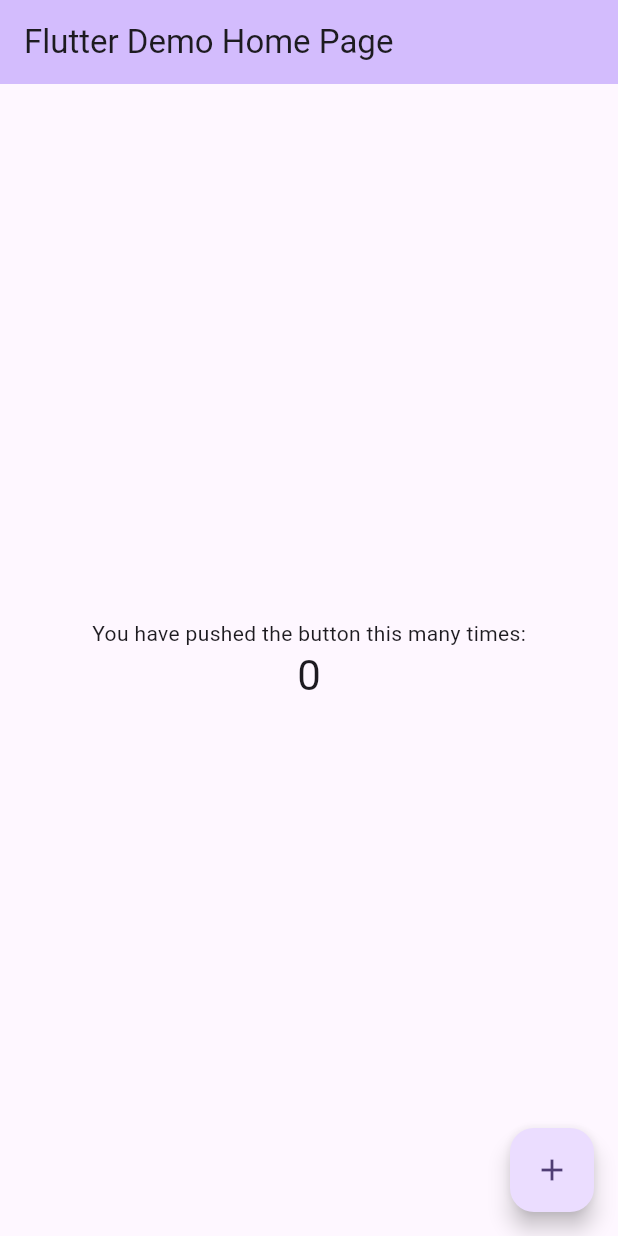
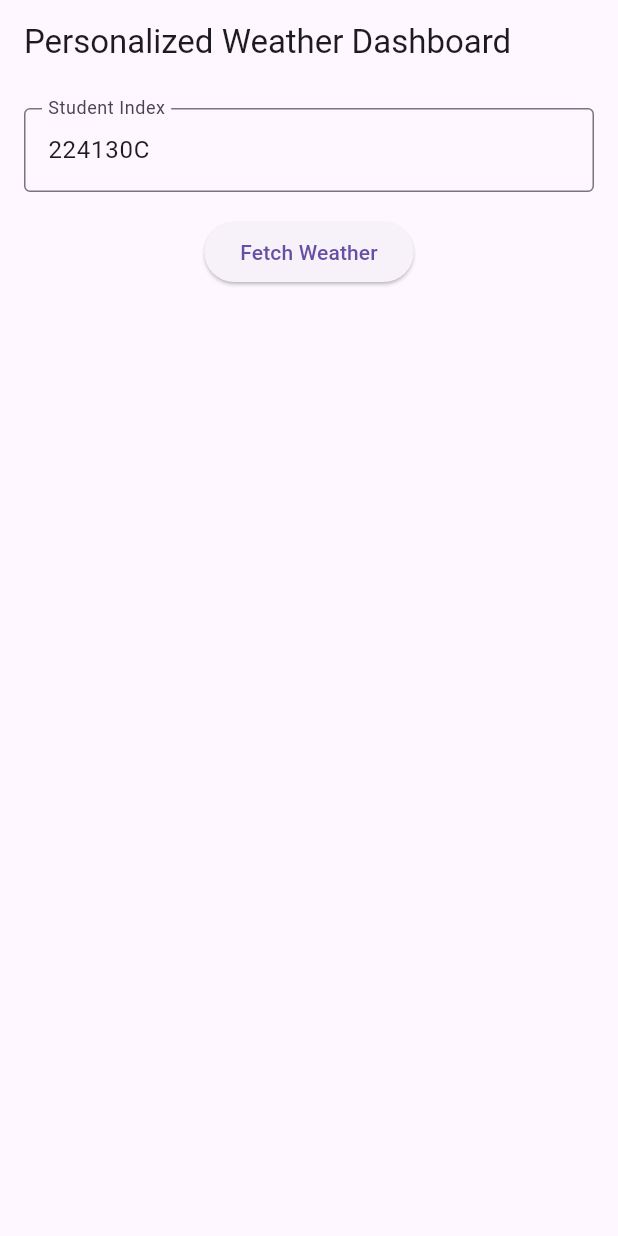
Before and after one commit to Nirojiha26/weather_Application, a Flutter app: the screen it shows after launch, on a phone screen of 412 x 824 dp. Run offline on Flutter 3.47's test engine with Material 3 defaults, Android fonts, the phone set to English and light mode, and no system bars; our stand-ins replace shared_preferences.

Commit message:
Implemented weather dashboard: index input, latitude/longitude calculation, Open-Meteo API call, loading

```diff
--- a/lib/main.dart
+++ b/lib/main.dart
@@ -1,121 +1,203 @@
+import 'dart:convert';
 import 'package:flutter/material.dart';
+import 'package:http/http.dart' as http;
+import 'package:shared_preferences/shared_preferences.dart';
 
 void main() {
-  runApp(const MyApp());
+  runApp(const WeatherDashboard());
 }
 
-class MyApp extends StatelessWidget {
-  const MyApp({super.key});
+class WeatherDashboard extends StatelessWidget {
+  const WeatherDashboard({super.key});
 
-  // This widget is the root of your application.
   @override
   Widget build(BuildContext context) {
     return MaterialApp(
-      title: 'Flutter Demo',
-      theme: ThemeData(
-        // This is the theme of your application.
-        //
-        // TRY THIS: Try running your application with "flutter run". You'll see
-        // the application has a purple toolbar. Then, without quitting the app,
-        // try changing the seedColor in the colorScheme below to Colors.green
-        // and then invoke "hot reload" (save your changes or press the "hot
-        // reload" button in a Flutter-supported IDE, or press "r" if you used
-        // the command line to start the app).
-        //
-        // Notice that the counter didn't reset back to zero; the application
-        // state is not lost during the reload. To reset the state, use hot
-        // restart instead.
-        //
-        // This works for code too, not just values: Most code changes can be
-        // tested with just a hot reload.
-        colorScheme: .fromSeed(seedColor: Colors.deepPurple),
-      ),
-      home: const MyHomePage(title: 'Flutter Demo Home Page'),
+      title: 'Weather Dashboard',
+      theme: ThemeData(primarySwatch: Colors.blue),
+      home: const WeatherHomePage(),
+      debugShowCheckedModeBanner: false,
     );
   }
 }
 
-class MyHomePage extends StatefulWidget {
-  const MyHomePage({super.key, required this.title});
-
-  // This widget is the home page of your application. It is stateful, meaning
-  // that it has a State object (defined below) that contains fields that affect
-  // how it looks.
-
-  // This class is the configuration for the state. It holds the values (in this
-  // case the title) provided by the parent (in this case the App widget) and
-  // used by the build method of the State. Fields in a Widget subclass are
-  // always marked "final".
-
-  final String title;
+class WeatherHomePage extends StatefulWidget {
+  const WeatherHomePage({super.key});
 
   @override
-  State<MyHomePage> createState() => _MyHomePageState();
+  State<WeatherHomePage> createState() => _WeatherHomePageState();
 }
 
-class _MyHomePageState extends State<MyHomePage> {
-  int _counter = 0;
+class _WeatherHomePageState extends State<WeatherHomePage> {
+  final TextEditingController _indexController =
+      TextEditingController(text: "224130C");
 
-  void _incrementCounter() {
+  double? latitude;
+  double? longitude;
+
+  bool isLoading = false;
+  bool isCached = false;
+  String? temperature;
+  String? windSpeed;
+  String? weatherCode;
+  String? requestUrl;
+  String? lastUpdated;
+  String? errorMessage;
+
+  Future<void> fetchWeather() async {
     setState(() {
-      // This call to setState tells the Flutter framework that something has
-      // changed in this State, which causes it to rerun the build method below
-      // so that the display can reflect the updated values. If we changed
-      // _counter without calling setState(), then the build method would not be
-      // called again, and so nothing would appear to happen.
-      _counter++;
+      isLoading = true;
+      errorMessage = null;
+      isCached = false;
     });
+
+    final index = _indexController.text.toUpperCase().trim();
+    if (index.length < 4) {
+      setState(() {
+        errorMessage = "Index must be at least 4 characters.";
+        isLoading = false;
+      });
+      return;
+    }
+
+    // Calculate latitude & longitude
+    final firstTwo = int.tryParse(index.substring(0, 2));
+    final nextTwo = int.tryParse(index.substring(2, 4));
+    if (firstTwo == null || nextTwo == null) {
+      setState(() {
+        errorMessage = "Invalid index format.";
+        isLoading = false;
+      });
+      return;
+    }
+
+    latitude = 5 + firstTwo / 10.0;
+    longitude = 79 + nextTwo / 10.0;
+
+    final url =
+        "https://api.open-meteo.com/v1/forecast?latitude=${latitude!.toStringAsFixed(2)}&longitude=${longitude!.toStringAsFixed(2)}&current_weather=true";
+
+    setState(() {
+      requestUrl = url;
+    });
+
+    try {
+      final response = await http.get(Uri.parse(url));
+      if (response.statusCode == 200) {
+        final data = jsonDecode(response.body);
+        final weather = data['current_weather'];
+        setState(() {
+          temperature = weather['temperature'].toString();
+          windSpeed = weather['windspeed'].toString();
+          weatherCode = weather['weathercode'].toString();
+          lastUpdated =
+              "${DateTime.now().hour.toString().padLeft(2, '0')}:${DateTime.now().minute.toString().padLeft(2, '0')}";
+        });
+
+        // Save to cache
+        final prefs = await SharedPreferences.getInstance();
+        prefs.setString('temperature', temperature!);
+        prefs.setString('windSpeed', windSpeed!);
+        prefs.setString('weatherCode', weatherCode!);
+        prefs.setString('latitude', latitude!.toStringAsFixed(2));
+        prefs.setString('longitude', longitude!.toStringAsFixed(2));
+        prefs.setString('requestUrl', requestUrl!);
+        prefs.setString('lastUpdated', lastUpdated!);
+      } else {
+        await loadCache(error: "Failed to fetch weather.");
+      }
+    } catch (e) {
+      await loadCache(error: "Error: ${e.toString()}");
+    } finally {
+      setState(() {
+        isLoading = false;
+      });
+    }
+  }
+
+  Future<void> loadCache({String? error}) async {
+    final prefs = await SharedPreferences.getInstance();
+    final cachedTemp = prefs.getString('temperature');
+    if (cachedTemp != null) {
+      setState(() {
+        temperature = prefs.getString('temperature');
+        windSpeed = prefs.getString('windSpeed');
+        weatherCode = prefs.getString('weatherCode');
+        latitude = double.tryParse(prefs.getString('latitude') ?? '');
+        longitude = double.tryParse(prefs.getString('longitude') ?? '');
+        requestUrl = prefs.getString('requestUrl');
+        lastUpdated = prefs.getString('lastUpdated');
+        isCached = true;
+        errorMessage = error;
+      });
+    } else {
+      setState(() {
+        errorMessage = error ?? "No cached data available.";
+      });
+    }
   }
 
   @override
   Widget build(BuildContext context) {
-    // This method is rerun every time setState is called, for instance as done
-    // by the _incrementCounter method above.
-    //
-    // The Flutter framework has been optimized to make rerunning build methods
-    // fast, so that you can just rebuild anything that needs updating rather
-    // than having to individually change instances of widgets.
     return Scaffold(
-      appBar: AppBar(
-        // TRY THIS: Try changing the color here to a specific color (to
-        // Colors.amber, perhaps?) and trigger a hot reload to see the AppBar
-        // change color while the other colors stay the same.
-        backgroundColor: Theme.of(context).colorScheme.inversePrimary,
-        // Here we take the value from the MyHomePage object that was created by
-        // the App.build method, and use it to set our appbar title.
-        title: Text(widget.title),
-      ),
-      body: Center(
-        // Center is a layout widget. It takes a single child and positions it
-        // in the middle of the parent.
+      appBar: AppBar(title: const Text("Personalized Weather Dashboard")),
+      body: Padding(
+        padding: const EdgeInsets.all(16.0),
         child: Column(
-          // Column is also a layout widget. It takes a list of children and
-          // arranges them vertically. By default, it sizes itself to fit its
-          // children horizontally, and tries to be as tall as its parent.
-          //
-          // Column has various properties to control how it sizes itself and
-          // how it positions its children. Here we use mainAxisAlignment to
-          // center the children vertically; the main axis here is the vertical
-          // axis because Columns are vertical (the cross axis would be
-          // horizontal).
-          //
-          // TRY THIS: Invoke "debug painting" (choose the "Toggle Debug Paint"
-          // action in the IDE, or press "p" in the console), to see the
-          // wireframe for each widget.
-          mainAxisAlignment: .center,
           children: [
-            const Text('You have pushed the button this many times:'),
-            Text(
-              '$_counter',
-              style: Theme.of(context).textTheme.headlineMedium,
+            TextField(
+              controller: _indexController,
+              decoration: const InputDecoration(
+                  labelText: "Student Index",
+                  border: OutlineInputBorder(),
+                  hintText: "Enter your index"),
             ),
+            const SizedBox(height: 16),
+            ElevatedButton(
+              onPressed: isLoading ? null : fetchWeather,
+              child: isLoading
+                  ? const SizedBox(
+                      width: 24,
+                      height: 24,
+                      child: CircularProgressIndicator(
+                          strokeWidth: 3, color: Colors.white))
+                  : const Text("Fetch Weather"),
+            ),
+            const SizedBox(height: 16),
+            if (latitude != null && longitude != null)
+              Text(
+                  "Latitude: ${latitude!.toStringAsFixed(2)}, Longitude: ${longitude!.toStringAsFixed(2)}"),
+            if (requestUrl != null)
+              Text("Request URL: $requestUrl",
+                  style: const TextStyle(fontSize: 10)),
+            if (errorMessage != null)
+              Padding(
+                padding: const EdgeInsets.only(top: 8.0),
+                child: Text(errorMessage!,
+                    style: const TextStyle(color: Colors.red)),
+              ),
+            if (temperature != null && windSpeed != null && weatherCode != null)
+              Card(
+                margin: const EdgeInsets.only(top: 16),
+                child: Padding(
+                  padding: const EdgeInsets.all(16.0),
+                  child: Column(
+                    children: [
+                      Text("Temperature: $temperature °C",
+                          style: const TextStyle(fontSize: 18)),
+                      Text("Wind Speed: $windSpeed km/h",
+                          style: const TextStyle(fontSize: 18)),
+                      Text("Weather Code: $weatherCode",
+                          style: const TextStyle(fontSize: 18)),
+                      Text(
+                          "Last Updated: $lastUpdated ${isCached ? "(cached)" : ""}",
+                          style: const TextStyle(fontSize: 14)),
+                    ],
+                  ),
+                ),
+              ),
           ],
         ),
-      ),
-      floatingActionButton: FloatingActionButton(
-        onPressed: _incrementCounter,
-        tooltip: 'Increment',
-        child: const Icon(Icons.add),
       ),
     );
   }
```
Also changed, not shown: 1 other file.
